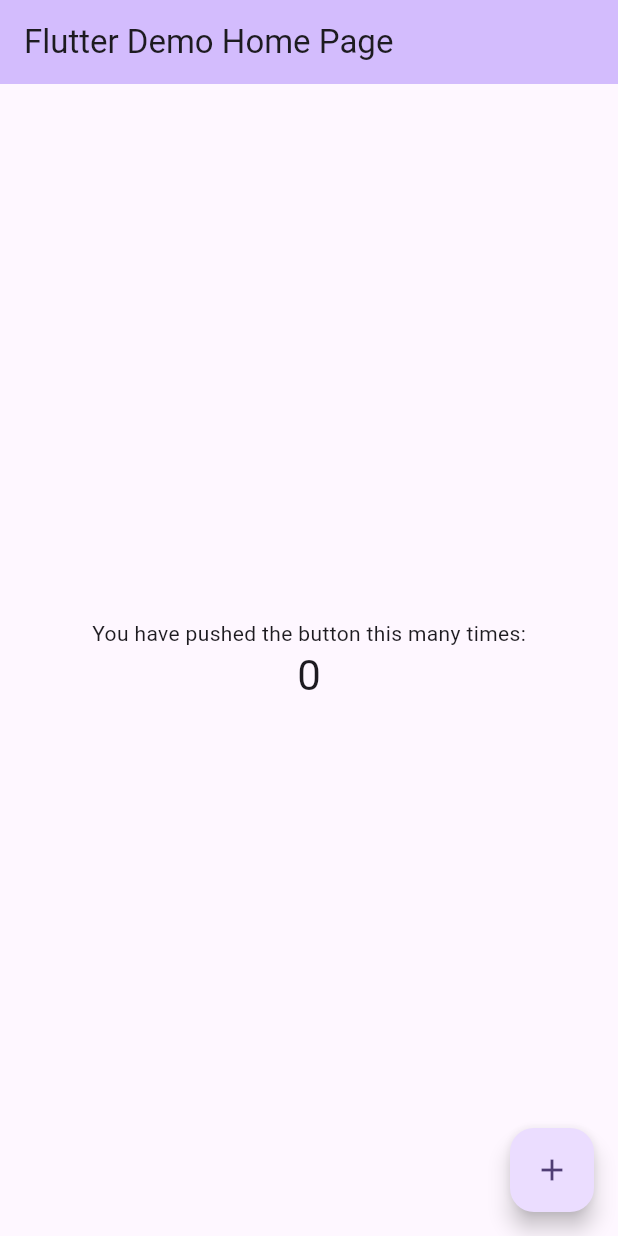
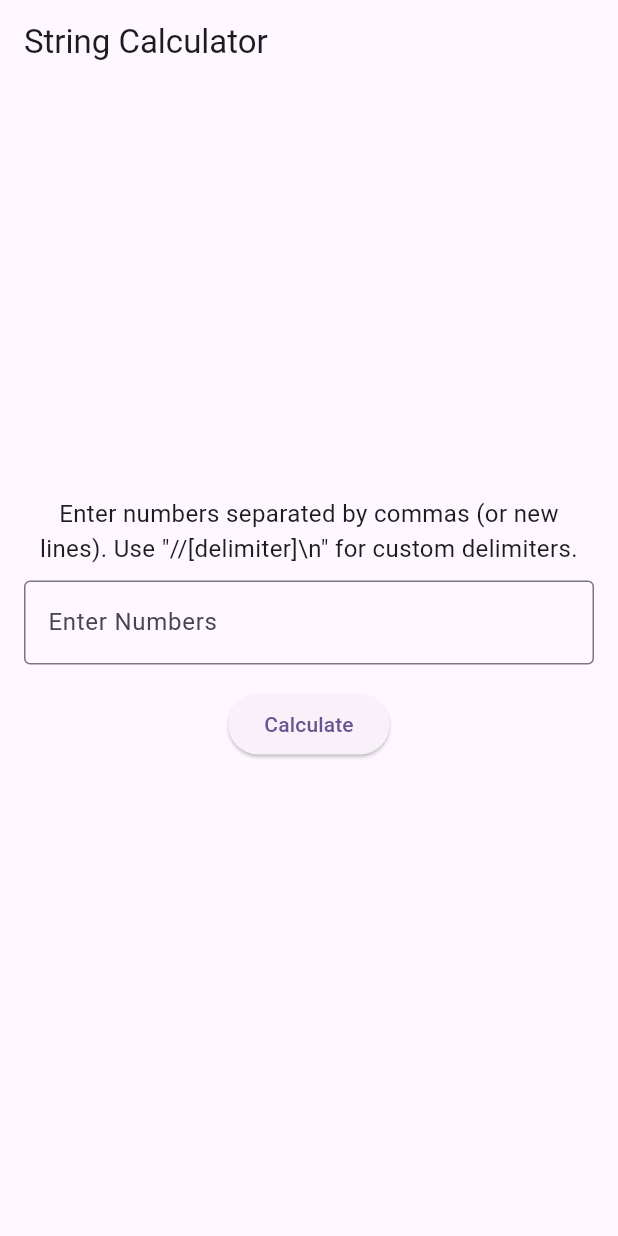
Before and after one commit to Melson007/incubyte_ttd_project, a Flutter app: the screen it shows after launch, on a phone screen of 412 x 824 dp. Run offline on Flutter 3.47's test engine with Material 3 defaults, Android fonts, the light colour scheme and no system bars.

Commit message:
Final Commit - Implement UI with functions Changes
Signed-off-by: Melson30 <108928140+Melson30@users.noreply.github.com>

```diff
--- a/lib/calculator.dart
+++ b/lib/calculator.dart
@@ -9,19 +9,21 @@ class StringCalculator {
     if (numbers.startsWith('//')) {
       int newlineIndex = numbers.indexOf('\n');
       String customDelimiter = numbers.substring(2, newlineIndex);
-      delimiter = RegExp(
-          RegExp.escape(customDelimiter)); // Properly handle custom delimiters
+      delimiter = RegExp(RegExp.escape(customDelimiter)); // Escape properly
       numbers = numbers.substring(newlineIndex + 1);
     }
 
-    // Ensure no empty elements before parsing
+    // Ensure valid input before parsing
     List<String> elements =
         numbers.split(delimiter).where((e) => e.isNotEmpty).toList();
 
     List<int> negatives = [];
     int sum = 0;
+
     for (String element in elements) {
-      int number = int.tryParse(element) ?? 0; // Prevent FormatException
+      int? number = int.tryParse(element); // Prevent FormatException
+      if (number == null) continue; // Skip invalid entries
+
       if (number < 0) {
         negatives.add(number);
       } else {
@@ -33,9 +35,6 @@ class StringCalculator {
       throw Exception("Negative numbers not allowed: ${negatives.join(', ')}");
     }
 
-    if (negatives.isNotEmpty) {
-      throw Exception("Negative numbers not allowed: ${negatives.join(', ')}");
-    }
     return sum;
   }
 }
--- a/lib/home_screen.dart
+++ b/lib/home_screen.dart
@@ -0,0 +1,68 @@
+import 'package:flutter/material.dart';
+import 'calculator.dart';
+
+class HomeScreen extends StatefulWidget {
+  const HomeScreen({super.key});
+
+  @override
+  _HomeScreenState createState() => _HomeScreenState();
+}
+
+class _HomeScreenState extends State<HomeScreen> {
+  final TextEditingController _controller = TextEditingController();
+  String _result = '';
+  final StringCalculator _calculator = StringCalculator();
+
+  void _calculateSum() {
+    String input = _controller.text; // Trim spaces or extra characters
+
+    setState(() {
+      try {
+        int sum = _calculator.add(input);
+        _result = 'Result: $sum';
+      } catch (e) {
+        _result = 'Error: ${e.toString()}';
+      }
+    });
+  }
+
+  @override
+  Widget build(BuildContext context) {
+    return Scaffold(
+      appBar: AppBar(title: const Text('String Calculator')),
+      body: Padding(
+        padding: const EdgeInsets.all(16.0),
+        child: Column(
+          mainAxisAlignment: MainAxisAlignment.center,
+          crossAxisAlignment: CrossAxisAlignment.center,
+          children: [
+            const Text(
+              'Enter numbers separated by commas (or new lines). Use "//[delimiter]\\n" for custom delimiters.',
+              textAlign: TextAlign.center,
+              style: TextStyle(fontSize: 16),
+            ),
+            const SizedBox(height: 10),
+            TextField(
+              controller: _controller,
+              decoration: const InputDecoration(
+                labelText: 'Enter Numbers',
+                border: OutlineInputBorder(),
+              ),
+              keyboardType: TextInputType.text,
+            ),
+            const SizedBox(height: 16),
+            ElevatedButton(
+              onPressed: _calculateSum,
+              child: const Text('Calculate'),
+            ),
+            const SizedBox(height: 16),
+            Text(
+              _result,
+              style: const TextStyle(fontSize: 18, fontWeight: FontWeight.bold),
+            ),
+          ],
+        ),
+      ),
+    );
+  }
+}
--- a/lib/main.dart
+++ b/lib/main.dart
@@ -1,4 +1,6 @@
 import 'package:flutter/material.dart';
+
+import 'home_screen.dart';
 
 void main() {
   runApp(const MyApp());
@@ -31,7 +33,7 @@
         colorScheme: ColorScheme.fromSeed(seedColor: Colors.deepPurple),
         useMaterial3: true,
       ),
-      home: const MyHomePage(title: 'Flutter Demo Home Page'),
+      home: const HomeScreen(),
     );
   }
 }
```
